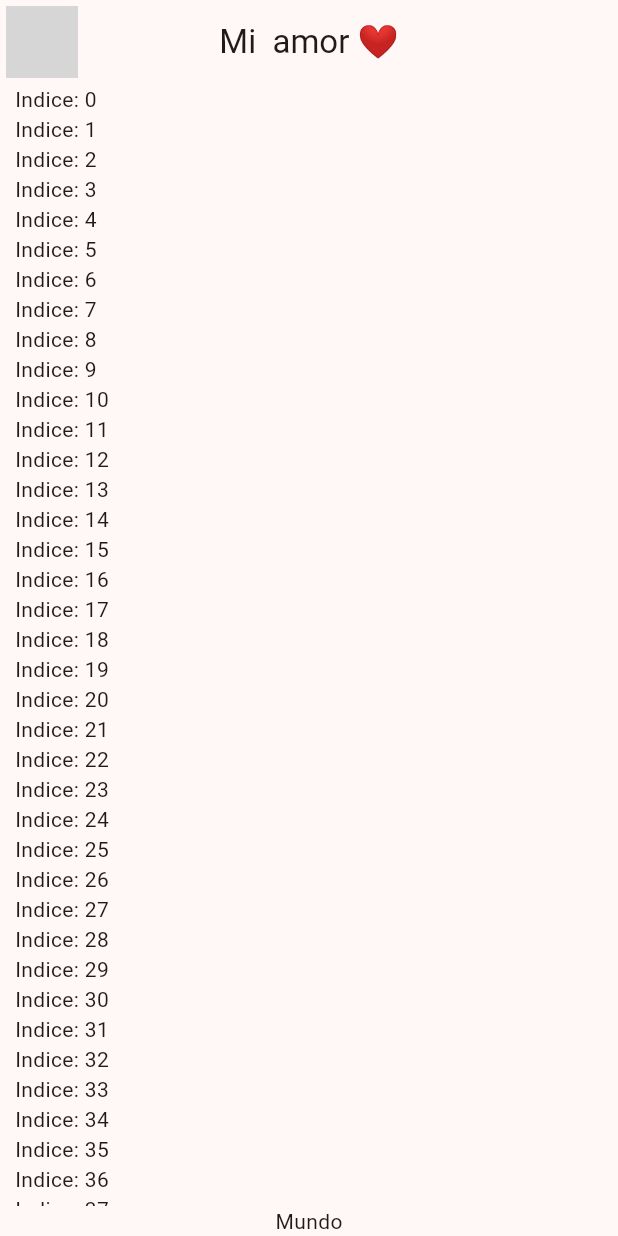
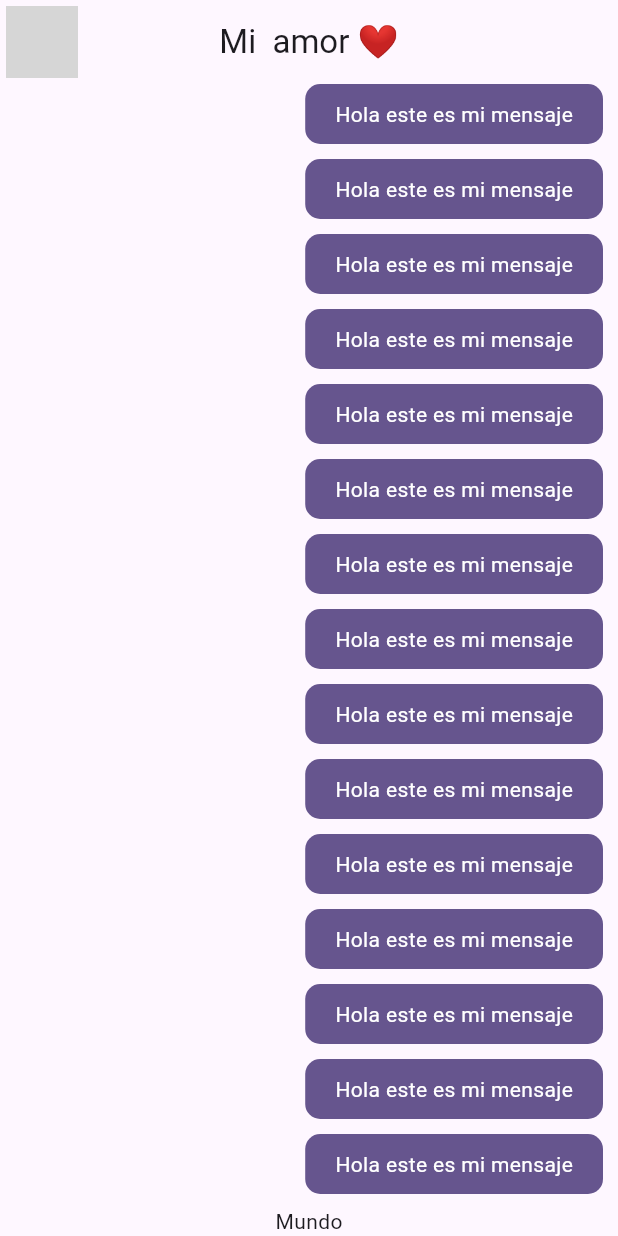
Before and after one commit to devnud/yes_no_app, a Flutter app: the screen it shows after launch, on a phone screen of 412 x 824 dp. Run offline on Flutter 3.47's test engine with Material 2 defaults, Android fonts, the phone set to English and light mode, and no system bars; network calls fail; grey boxes are pictures that could not be loaded.

Commit message:
Burbuja de mis mensajes

```diff
--- a/lib/main.dart
+++ b/lib/main.dart
@@ -1,6 +1,6 @@
 import 'package:flutter/material.dart';
 import 'package:yes_no_app/config/theme/app_theme.dart';
-import 'package:yes_no_app/presentation/chat/chat_screen.dart';
+import 'package:yes_no_app/presentation/screen/chat_screen.dart';
 
 void main() => runApp(const MyApp());
 
@@ -10,7 +10,7 @@ class MyApp extends StatelessWidget {
   @override
   Widget build(BuildContext context) {
     return MaterialApp(
-      theme: AppTheme(selectedColor: 6).theme(),
+      theme: AppTheme(selectedColor: 0).theme(),
       title: 'Yes No App',
       debugShowCheckedModeBanner: false,
       home: const ChatScreen(),
--- a/lib/presentation/chat/chat_screen.dart
+++ /dev/null
@@ -1,48 +0,0 @@
-import 'package:flutter/material.dart';
-
-class ChatScreen extends StatelessWidget {
-  const ChatScreen({super.key});
-
-  @override
-  Widget build(BuildContext context) {
-    return Scaffold(
-      appBar: AppBar(
-        leading: const Padding(
-          padding: EdgeInsets.all(4.0),
-          child: CircleAvatar(
-            backgroundImage: NetworkImage(
-              'https://scontent-mad2-1.xx.fbcdn.net/v/t1.6435-9/197868907_4277868055609315_4215524690463680894_n.jpg?_nc_cat=109&ccb=1-7&_nc_sid=be3454&_nc_ohc=70OF0tKIEzQAX8VoMze&_nc_ht=scontent-mad2-1.xx&oh=00_AfD1vHVLPywUeJeTkQXbtQvHDaTBR21zP-DUEznu3Ynayw&oe=6580C0D8',
-            ),
-          ),
-        ),
-        title: const Text('Mi  amor ❤'),
-        centerTitle: true,
-      ),
-      body: _ChatView(),
-    );
-  }
-}
-
-class _ChatView extends StatelessWidget {
-  @override
-  Widget build(BuildContext context) {
-    return SafeArea(
-      child: Padding(
-        padding: const EdgeInsets.symmetric(horizontal: 10.0),
-        child: Column(
-          children: [
-            Expanded(
-              child: ListView.builder(
-                itemCount: 100,
-                itemBuilder: (context, index) {
-                  return Text('Indice: $index');
-                },
-              ),
-            ),
-            const Text('Mundo'),
-          ],
-        ),
-      ),
-    );
-  }
-}
--- /dev/null
+++ b/lib/presentation/screen/chat_screen.dart
@@ -0,0 +1,15 @@
+import 'package:flutter/material.dart';
+import 'package:yes_no_app/presentation/widgets/chat/chat_app_bar.dart';
+import 'package:yes_no_app/presentation/widgets/chat/chat_view.dart';
+
+class ChatScreen extends StatelessWidget {
+  const ChatScreen({super.key});
+
+  @override
+  Widget build(BuildContext context) {
+    return Scaffold(
+      appBar: chatAppBar(),
+      body: const ChatView(),
+    );
+  }
+}
--- /dev/null
+++ b/lib/presentation/widgets/chat/chat_app_bar.dart
@@ -0,0 +1,16 @@
+import 'package:flutter/material.dart';
+
+AppBar chatAppBar() {
+  return AppBar(
+    leading: const Padding(
+      padding: EdgeInsets.all(4.0),
+      child: CircleAvatar(
+        backgroundImage: NetworkImage(
+          'https://scontent-mad2-1.xx.fbcdn.net/v/t1.6435-9/197868907_4277868055609315_4215524690463680894_n.jpg?_nc_cat=109&ccb=1-7&_nc_sid=be3454&_nc_ohc=70OF0tKIEzQAX8VoMze&_nc_ht=scontent-mad2-1.xx&oh=00_AfD1vHVLPywUeJeTkQXbtQvHDaTBR21zP-DUEznu3Ynayw&oe=6580C0D8',
+        ),
+      ),
+    ),
+    title: const Text('Mi  amor ❤'),
+    centerTitle: true,
+  );
+}
--- /dev/null
+++ b/lib/presentation/widgets/chat/chat_view.dart
@@ -0,0 +1,28 @@
+import 'package:flutter/material.dart';
+import 'package:yes_no_app/presentation/widgets/chat/my_sessage_buuble.dart';
+
+class ChatView extends StatelessWidget {
+  const ChatView({super.key});
+
+  @override
+  Widget build(BuildContext context) {
+    return SafeArea(
+      child: Padding(
+        padding: const EdgeInsets.symmetric(horizontal: 10.0),
+        child: Column(
+          children: [
+            Expanded(
+              child: ListView.builder(
+                itemCount: 100,
+                itemBuilder: (context, index) {
+                  return const MyMessageBuble();
+                },
+              ),
+            ),
+            const Text('Mundo'),
+          ],
+        ),
+      ),
+    );
+  }
+}
--- /dev/null
+++ b/lib/presentation/widgets/chat/my_sessage_buuble.dart
@@ -0,0 +1,36 @@
+import 'package:flutter/material.dart';
+
+class MyMessageBuble extends StatelessWidget {
+  const MyMessageBuble({super.key});
+
+  @override
+  Widget build(BuildContext context) {
+    final color = Theme.of(context).colorScheme;
+    return Column(
+      crossAxisAlignment: CrossAxisAlignment.end,
+      children: [
+        Container(
+          decoration: BoxDecoration(
+            color: color.primary,
+            borderRadius: BorderRadius.circular(10),
+          ),
+          child: const Padding(
+            padding: EdgeInsets.symmetric(
+              horizontal: 20,
+              vertical: 10,
+            ),
+            child: Text(
+              'Hola este es mi mensaje',
+              style: TextStyle(
+                color: Colors.white,
+              ),
+            ),
+          ),
+        ),
+        const SizedBox(
+          height: 10,
+        ),
+      ],
+    );
+  }
+}
```
